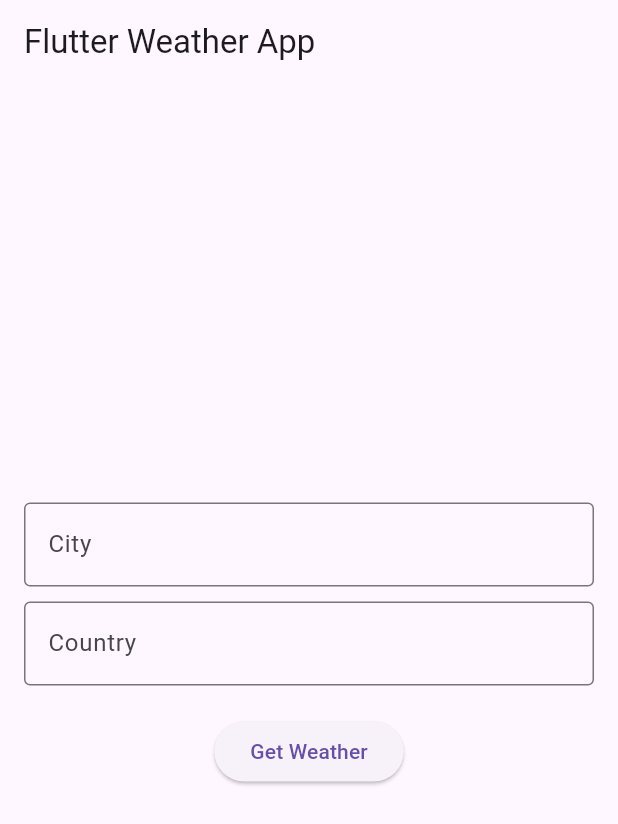
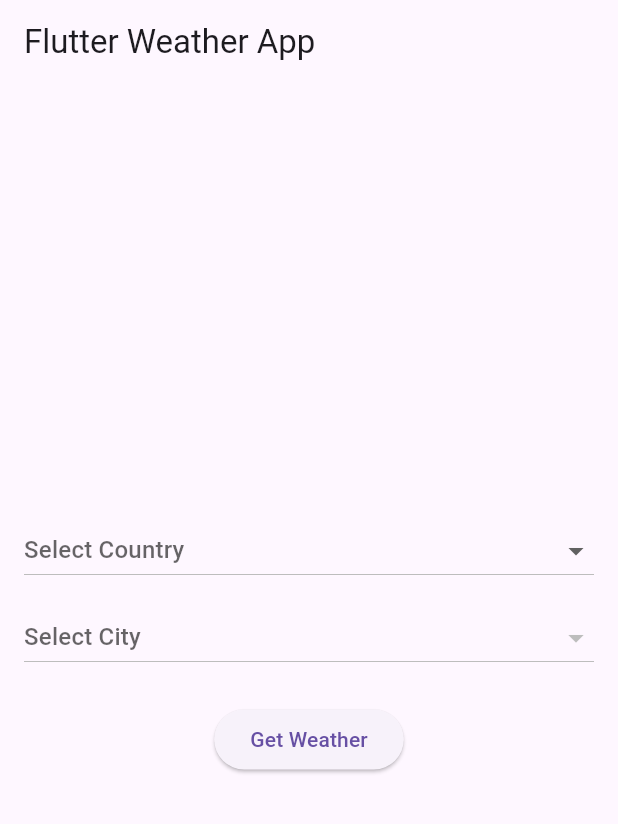
Before and after one commit to yahyanawat/flutter-app, a Flutter app: the screen it shows after launch, after a tap on "Get Weather", on a phone screen of 412 x 824 dp. Shown: the top 824 px of the screen. Run offline on Flutter 3.47's test engine with Material 3 defaults, Android fonts, the phone set to English and light mode, and no system bars.

Commit message:
feat: Implement country and city dropdowns
- Replaced text fields for country and city with dropdown menus.
- Added a `locations.dart` file with a hardcoded list of countries and cities.
- The city dropdown is now populated based on the selected country.
- Updated the widget test to reflect the new UI.

```diff
--- /dev/null
+++ b/lib/locations.dart
@@ -0,0 +1,7 @@
+const Map<String, List<String>> locations = {
+  'United States': ['New York', 'Los Angeles', 'Chicago', 'Houston', 'Phoenix'],
+  'Canada': ['Toronto', 'Vancouver', 'Montreal', 'Calgary', 'Ottawa'],
+  'United Kingdom': ['London', 'Manchester', 'Birmingham', 'Glasgow', 'Liverpool'],
+  'Australia': ['Sydney', 'Melbourne', 'Brisbane', 'Perth', 'Adelaide'],
+  'India': ['Delhi', 'Mumbai', 'Bangalore', 'Chennai', 'Kolkata'],
+};
--- a/lib/main.dart
+++ b/lib/main.dart
@@ -1,6 +1,7 @@
 import 'package:flutter/material.dart';
 import 'package:http/http.dart' as http;
 import 'dart:convert';
+import 'locations.dart';
 
 void main() {
   runApp(const WeatherApp());
@@ -29,18 +30,37 @@ class WeatherScreen extends StatefulWidget {
 }
 
 class _WeatherScreenState extends State<WeatherScreen> {
-  final _cityController = TextEditingController();
-  final _countryController = TextEditingController();
+  String? _selectedCountry;
+  String? _selectedCity;
+  List<String> _countries = [];
+  List<String> _cities = [];
+
   String _temperature = '';
   String _weatherCode = '';
   String _location = '';
   bool _isLoading = false;
 
   @override
-  void dispose() {
-    _cityController.dispose();
-    _countryController.dispose();
-    super.dispose();
+  void initState() {
+    super.initState();
+    _countries = locations.keys.toList();
+  }
+
+  void _onCountryChanged(String? newValue) {
+    setState(() {
+      _selectedCountry = newValue;
+      _selectedCity = null;
+      _cities = locations[newValue!] ?? [];
+      if (_cities.isNotEmpty) {
+        _selectedCity = _cities.first;
+      }
+    });
+  }
+
+  void _onCityChanged(String? newValue) {
+    setState(() {
+      _selectedCity = newValue;
+    });
   }
 
   Future<void> _fetchWeather(String city, String country) async {
@@ -117,28 +137,36 @@ class _WeatherScreenState extends State<WeatherScreen> {
         child: Column(
           mainAxisAlignment: MainAxisAlignment.center,
           children: <Widget>[
-            TextField(
-              controller: _cityController,
-              decoration: const InputDecoration(
-                labelText: 'City',
-                border: OutlineInputBorder(),
-              ),
+            DropdownButton<String>(
+              isExpanded: true,
+              value: _selectedCountry,
+              hint: const Text('Select Country'),
+              items: _countries.map((String value) {
+                return DropdownMenuItem<String>(
+                  value: value,
+                  child: Text(value),
+                );
+              }).toList(),
+              onChanged: _onCountryChanged,
             ),
             const SizedBox(height: 10),
-            TextField(
-              controller: _countryController,
-              decoration: const InputDecoration(
-                labelText: 'Country',
-                border: OutlineInputBorder(),
-              ),
+            DropdownButton<String>(
+              isExpanded: true,
+              value: _selectedCity,
+              hint: const Text('Select City'),
+              items: _cities.map((String value) {
+                return DropdownMenuItem<String>(
+                  value: value,
+                  child: Text(value),
+                );
+              }).toList(),
+              onChanged: _cities.isEmpty ? null : _onCityChanged,
             ),
             const SizedBox(height: 20),
             ElevatedButton(
               onPressed: () {
-                final city = _cityController.text;
-                final country = _countryController.text;
-                if (city.isNotEmpty && country.isNotEmpty) {
-                  _fetchWeather(city, country);
+                if (_selectedCity != null && _selectedCountry != null) {
+                  _fetchWeather(_selectedCity!, _selectedCountry!);
                 }
               },
               child: const Text('Get Weather'),
```
Also changed, not shown: 1 other file.
